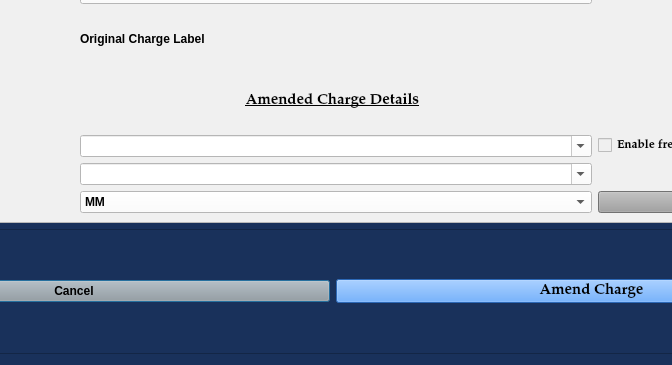
Old version of the form package/views/ui/AmendChargeDialog.ui in the repository HunterProgram22/MuniEntry; both pictures show x 203 to 875 and y 109 to 474 of the 1071 by 474 pixel window.
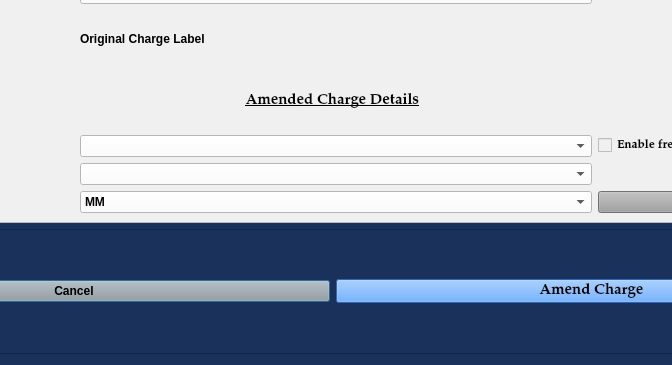
New version of the form.

```diff
--- a/package/views/ui/AmendChargeDialog.ui
+++ b/package/views/ui/AmendChargeDialog.ui
@@ -265,7 +265,7 @@
          <string notr="true">background-color: rgb(255, 255, 255);</string>
         </property>
         <property name="editable">
-         <bool>true</bool>
+         <bool>false</bool>
         </property>
        </widget>
       </item>
@@ -358,7 +358,7 @@
          <string notr="true">background-color: rgb(255, 255, 255);</string>
         </property>
         <property name="editable">
-         <bool>true</bool>
+         <bool>false</bool>
         </property>
        </widget>
       </item>
```
